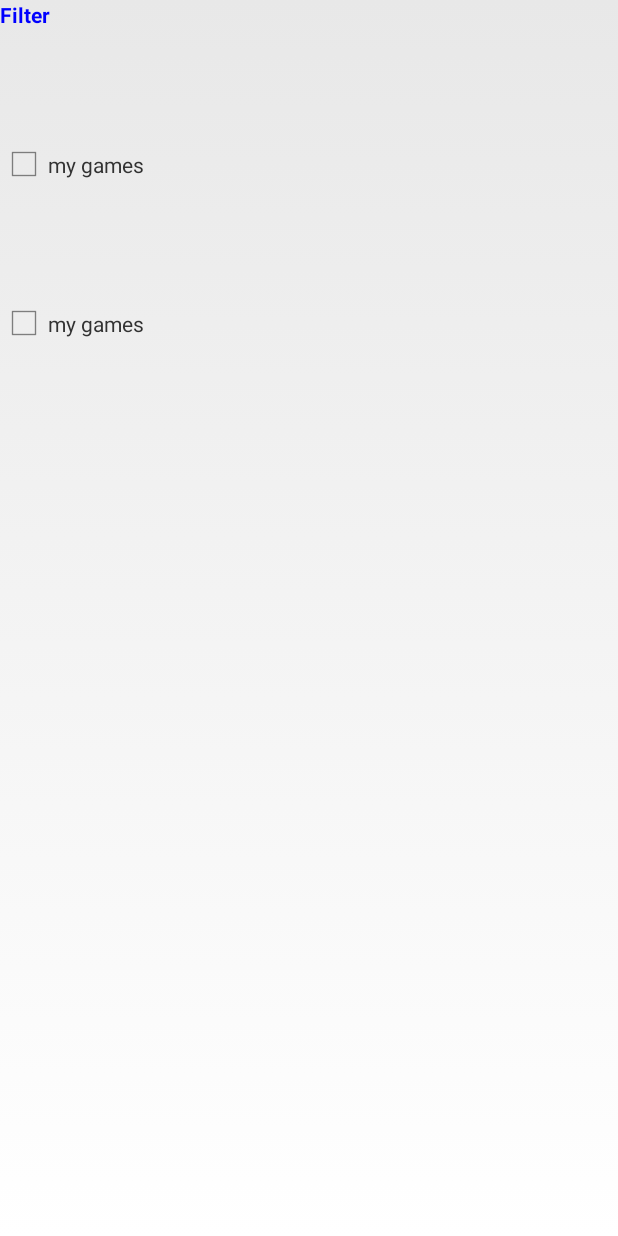
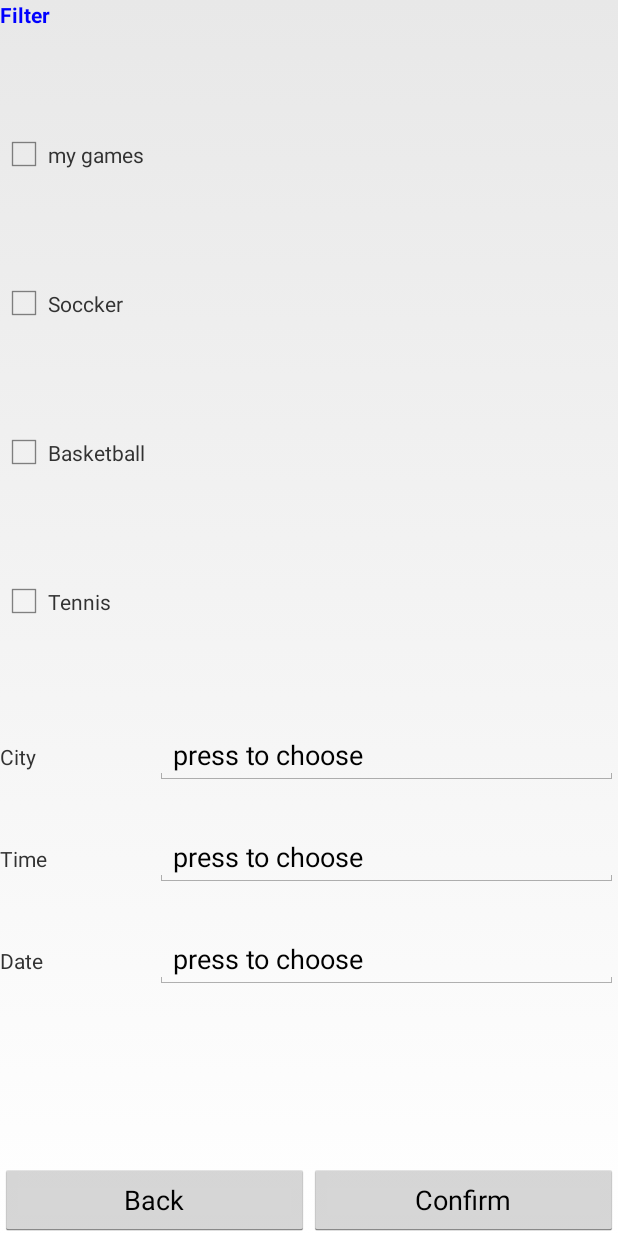
Before and after one commit to MorROST/SporTeam, an Android app: the layout activity_filter.xml on its own in the app's theme, with its tools: preview values and no code run, on a phone screen of 412 x 824 dp. Run offline under Robolectric (Android 15) with nearby library versions, the phone set to English and light mode, and no system bars.

Commit message:
continue with the filter activity + added more strings

```diff
--- a/app/src/main/res/layout/activity_filter.xml
+++ b/app/src/main/res/layout/activity_filter.xml
@@ -49,8 +49,134 @@
             android:id="@+id/soccer_lab_filter"
             android:layout_width="wrap_content"
             android:layout_height="wrap_content"
-            android:text="@string/myGames" />
+            android:text="@string/soccker" />
+    </LinearLayout>
+
+    <LinearLayout
+        android:layout_width="match_parent"
+        android:layout_height="wrap_content"
+        android:layout_weight="10"
+        android:orientation="horizontal">
+
+        <CheckBox
+            android:id="@+id/gameBasketball_cb_filter"
+            android:layout_width="wrap_content"
+            android:layout_height="wrap_content"/>
+
+        <TextView
+            android:id="@+id/basketball_lab_filter"
+            android:layout_width="wrap_content"
+            android:layout_height="wrap_content"
+            android:text="@string/basketball" />
+    </LinearLayout>
+
+    <LinearLayout
+        android:layout_width="match_parent"
+        android:layout_height="wrap_content"
+        android:layout_weight="10"
+        android:orientation="horizontal">
+
+        <CheckBox
+            android:id="@+id/gameTennis_cb_filter"
+            android:layout_width="wrap_content"
+            android:layout_height="wrap_content"/>
+
+        <TextView
+            android:id="@+id/tennis_lab_filter"
+            android:layout_width="wrap_content"
+            android:layout_height="wrap_content"
+            android:text="@string/tennis" />
+    </LinearLayout>
+
+    <LinearLayout
+        android:orientation="horizontal"
+        android:layout_width="match_parent"
+        android:layout_height="0dp"
+        android:layout_weight="10">
+    <TextView
+        android:text="@string/city"
+        android:layout_width="match_parent"
+        android:layout_height="wrap_content"
+        android:id="@+id/city_lab_filter"
+        android:layout_weight="3"/>
+
+    <EditText
+        android:layout_width="match_parent"
+        android:layout_height="wrap_content"
+        android:inputType="textPersonName"
+        android:text="@string/presToChoose"
+        android:ems="10"
+        android:id="@+id/city_txt_filter"
+        android:layout_weight="1"/>
+</LinearLayout>
+
+    <LinearLayout
+        android:orientation="horizontal"
+        android:layout_width="match_parent"
+        android:layout_height="0dp"
+        android:layout_weight="10">
+        <TextView
+            android:text="@string/time"
+            android:layout_width="match_parent"
+            android:layout_height="wrap_content"
+            android:id="@+id/time_lab_filter"
+            android:layout_weight="3"/>
+
+        <EditText
+            android:layout_width="match_parent"
+            android:layout_height="wrap_content"
+            android:inputType="textPersonName"
+            android:text="@string/presToChoose"
+            android:ems="10"
+            android:id="@+id/time_txt_filter"
+            android:layout_weight="1"/>
+    </LinearLayout>
+
+    <LinearLayout
+        android:orientation="horizontal"
+        android:layout_width="match_parent"
+        android:layout_height="0dp"
+        android:layout_weight="10">
+        <TextView
+            android:text="@string/date"
+            android:layout_width="match_parent"
+            android:layout_height="wrap_content"
+            android:id="@+id/date_lab_filter"
+            android:layout_weight="3"/>
+
+        <EditText
+            android:layout_width="match_parent"
+            android:layout_height="wrap_content"
+            android:inputType="textPersonName"
+            android:text="@string/presToChoose"
+            android:ems="10"
+            android:id="@+id/date_txt_filter"
+            android:layout_weight="1"/>
+    </LinearLayout>
+
+    <LinearLayout
+        android:orientation="horizontal"
+        android:layout_width="match_parent"
+        android:layout_height="0dp"
+        android:layout_weight="20">
+
+        <Button
+            android:id="@+id/back_btn_filter"
+            android:layout_width="match_parent"
+            android:layout_height="wrap_content"
+            android:layout_weight="1"
+            android:text="@string/back"
+            android:layout_gravity="bottom"/>
+
+        <Button
+            android:id="@+id/confirm_btn_filter"
+            android:layout_width="match_parent"
+            android:layout_height="wrap_content"
+            android:layout_weight="1"
+            android:text="@string/confirm"
+            android:layout_gravity="bottom"/>
     </LinearLayout>
 
 
+
 </LinearLayout>
--- a/app/src/main/res/values/strings.xml
+++ b/app/src/main/res/values/strings.xml
@@ -11,4 +11,13 @@
     <string name="login">Login</string>
     <string name="filterHeadLine">Filter</string>
     <string name="myGames">my games</string>
+    <string name="soccker">Soccker</string>
+    <string name="basketball">Basketball</string>
+    <string name="tennis">Tennis</string>
+    <string name="city">City</string>
+    <string name="presToChoose">press to choose</string>
+    <string name="time">Time</string>
+    <string name="date">Date</string>
+    <string name="confirm">Confirm</string>
+
 </resources>
```
